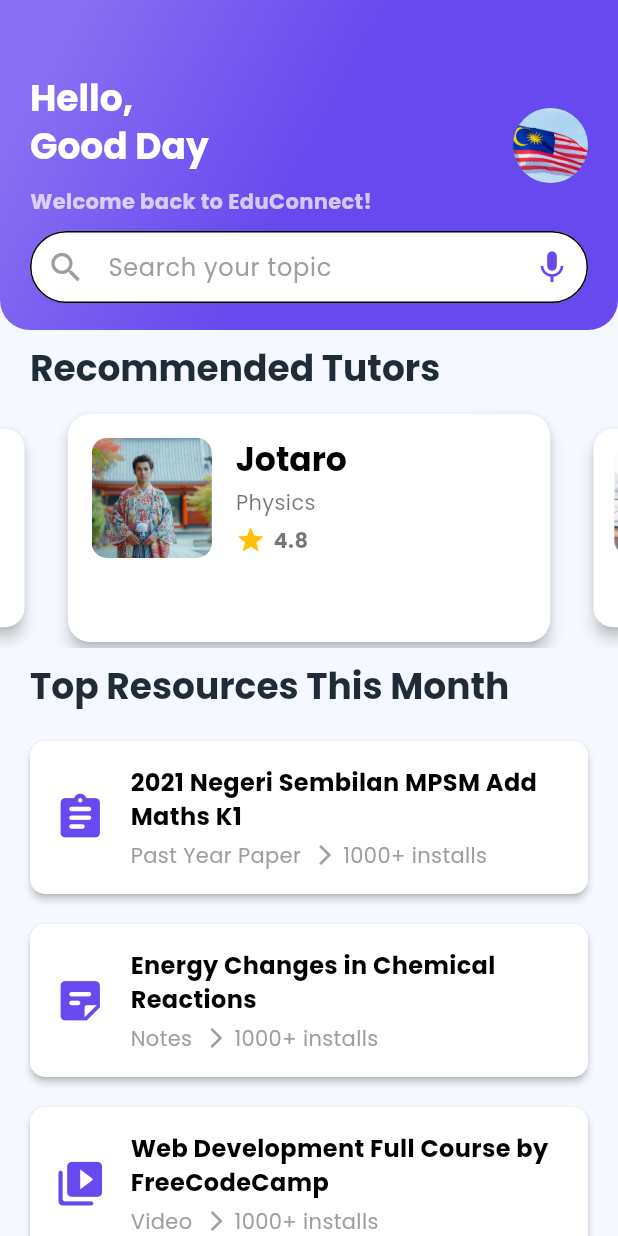
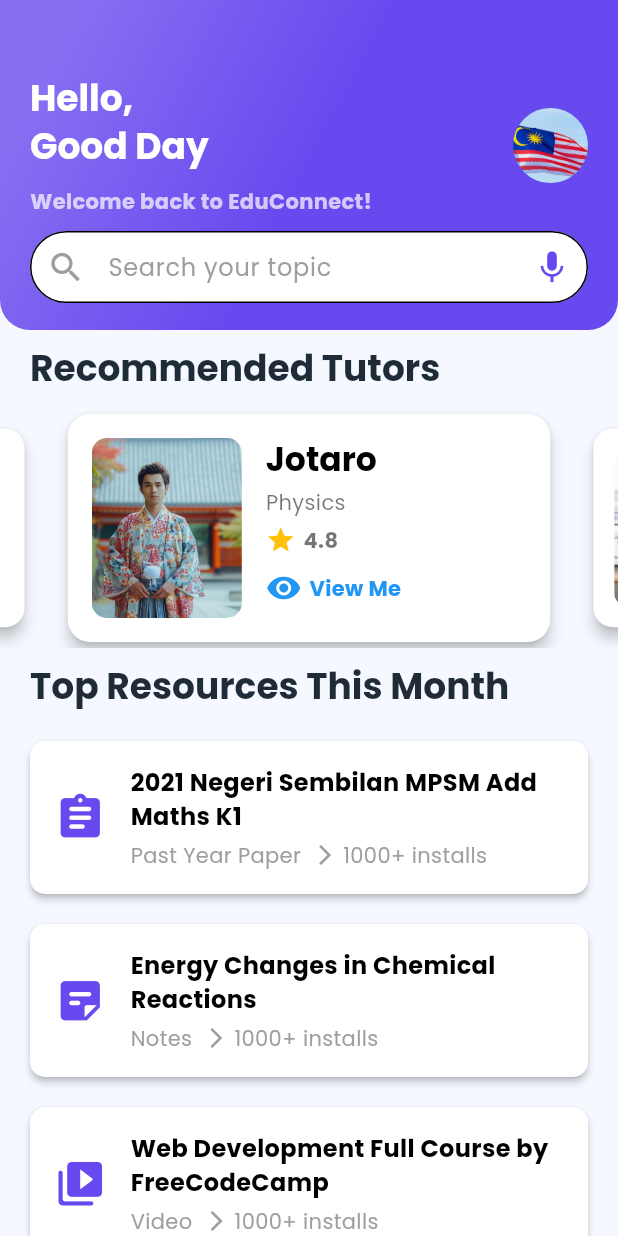
Before and after one commit to zw-weng/EduConnect-Xcode, a Flutter app: the HomeScreen screen opened directly, on a phone screen of 412 x 824 dp. Run offline on Flutter 3.47's test engine with Material 3 defaults, Android fonts, the phone set to English and light mode, and no system bars; drawn by our look-alikes of carousel_slider; our stand-ins replace dio, google_nav_bar, youtube_player_flutter; missing offline and left inert: external_path, flutter_file_dialog, pdfx, youtube_explode_dart.

Commit message:
tutor card ui

```diff
--- a/lib/widgets/tutor_card.dart
+++ b/lib/widgets/tutor_card.dart
@@ -28,29 +28,31 @@ class TutorCard extends StatelessWidget {
           child: Row(
             crossAxisAlignment: CrossAxisAlignment.start,
             children: [
-              // Display tutor image
+              // Display tutor image on the left side
               ClipRRect(
                 borderRadius: BorderRadius.circular(10),
                 child: Image.asset(
                   tutor.imageUrl,
-                  height: 80, // Set height for the image
-                  width: 80, // Fixed width for the image
+                  height: double.infinity, // Set height to match the card's height
+                  width: 100, // Increased width for the image
                   fit: BoxFit.cover, // Cover the area while maintaining aspect ratio
                 ),
               ),
               const SizedBox(width: 16), // Space between image and text
 
-              // Column for text information
+              // Column for text information on the right side
               Expanded(
+                child: SingleChildScrollView(
                   child: Column(
                     crossAxisAlignment: CrossAxisAlignment.start,
                     children: [
-                    // Display tutor name
+                      // Display tutor name with softWrap
                       Text(
                         tutor.name,
                         style: Theme.of(context).textTheme.titleLarge?.copyWith(
                               fontWeight: FontWeight.bold,
                             ),
+                        softWrap: true, // Allow text to wrap to the next line
                       ),
                       const SizedBox(height: 5),
                       // Display tutor course
@@ -76,7 +78,23 @@ class TutorCard extends StatelessWidget {
                           ),
                         ],
                       ),
+                      const SizedBox(height: 10), // Space between rating and icon with text
+                      // Icon with text "View Me"
+                      Row(
+                        children: [
+                          const Icon(Icons.visibility, color: Colors.blue),
+                          const SizedBox(width: 5),
+                          const Text(
+                            'View Me',
+                            style: TextStyle(
+                              fontWeight: FontWeight.bold,
+                              color: Colors.blue,
+                            ),
+                          ),
                         ],
+                      ),
+                    ],
+                  ),
                 ),
               ),
             ],
```
Lines whose indentation alone changed are shown as unchanged.
